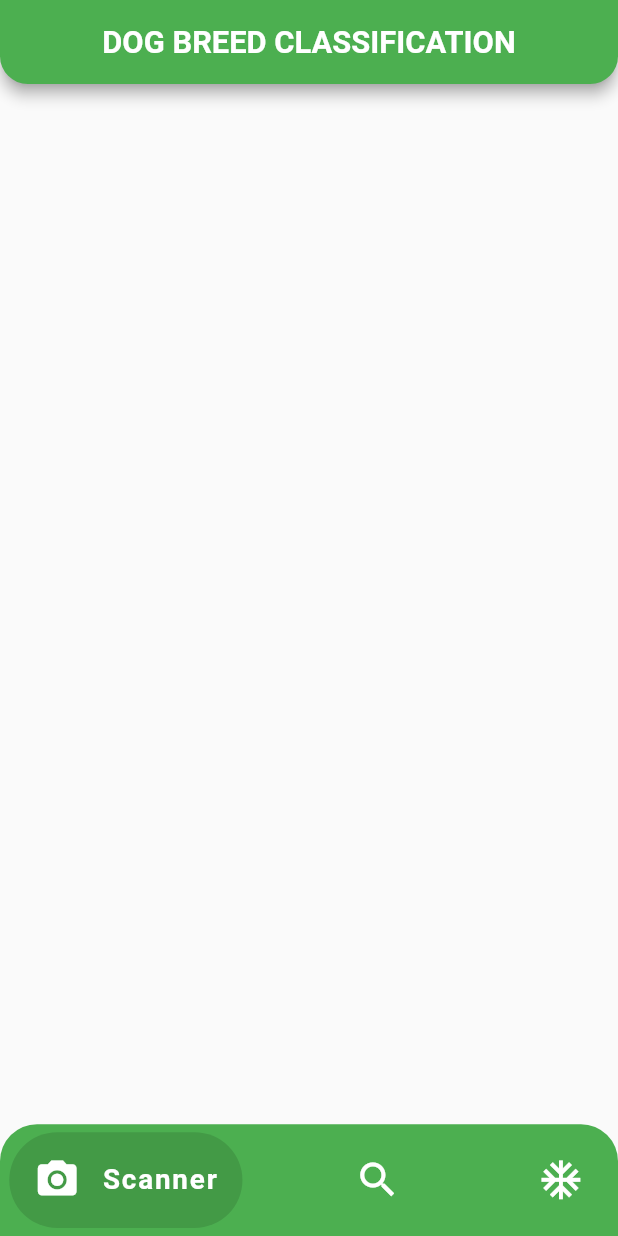
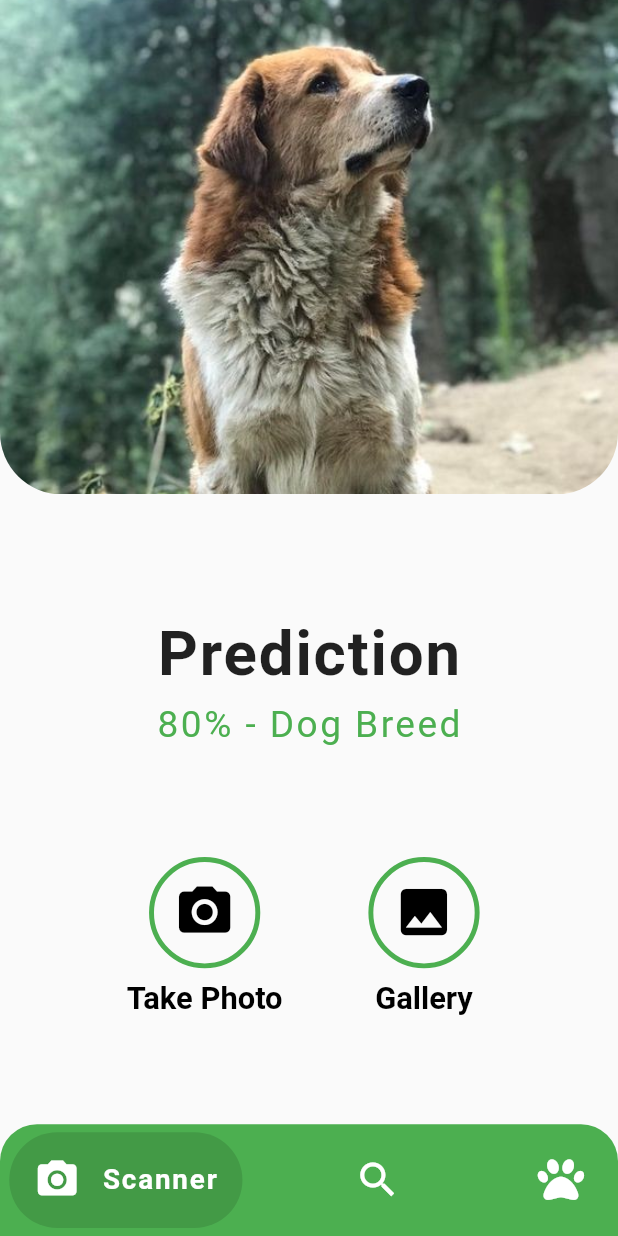
Before and after one commit to thisiskritartha/Dog-Breed-Classification, a Flutter app: the screen it shows after launch, on a phone screen of 412 x 824 dp. Run offline on Flutter 3.47's test engine with Material 2 defaults, Android fonts, the light colour scheme and no system bars; drawn by our look-alikes of google_nav_bar; our stand-ins replace font_awesome_flutter, get, image_picker.

Commit message:
'Project UI Updated'

```diff
--- a/lib/main.dart
+++ b/lib/main.dart
@@ -1,4 +1,5 @@
 import 'package:dog_breed_classification/views/homepage_view.dart';
+import 'package:dog_breed_classification/views/scanner_view.dart';
 import 'package:dog_breed_classification/views/welcome_view.dart';
 import 'package:flutter/material.dart';
 import 'package:get/get.dart';
@@ -21,6 +22,7 @@ class myApp extends StatelessWidget {
       home: HomepageView(),
       getPages: [
         GetPage(name: '/welcome_view', page: () => WelcomeView()),
+        GetPage(name: '/scanner_view', page: () => ScannerView()),
       ],
     );
   }
--- a/lib/views/homepage_view.dart
+++ b/lib/views/homepage_view.dart
@@ -1,6 +1,11 @@
+import 'package:dog_breed_classification/views/about_this_app_view.dart';
 import 'package:flutter/material.dart';
 import 'package:google_nav_bar/google_nav_bar.dart';
 import 'package:dog_breed_classification/extension/extension.dart';
+import 'available_breeds_view.dart';
+import 'scanner_view.dart';
+import 'package:get/get.dart';
+import 'package:font_awesome_flutter/font_awesome_flutter.dart';
 
 class HomepageView extends StatefulWidget {
   const HomepageView({Key? key}) : super(key: key);
@@ -10,28 +15,37 @@ class HomepageView extends StatefulWidget {
 }
 
 class _HomepageViewState extends State<HomepageView> {
-  late int currentIndex;
+  int currentIndex = 0;
 
   @override
   Widget build(BuildContext context) {
+    Size size = MediaQuery.of(context).size;
+    final List<Widget> pages = [
+      ScannerView(),
+      AvailableBreedsView(),
+      AboutThisApp(),
+    ];
+
     return Scaffold(
-      appBar: AppBar(
-        centerTitle: true,
-        shape: RoundedRectangleBorder(
-          borderRadius: BorderRadius.vertical(
-            bottom: Radius.circular(4.5.wp),
-          ),
-        ),
-        shadowColor: Colors.grey,
-        backgroundColor: Colors.green,
-        title: Text(
-          'DOG BREED CLASSIFICATION',
-          style: TextStyle(
-            fontWeight: FontWeight.bold,
-            fontSize: 5.0.wp,
-          ),
-        ),
-      ),
+      body: pages[currentIndex],
+      // appBar: AppBar(
+      //   centerTitle: true,
+      //   shape: RoundedRectangleBorder(
+      //     borderRadius: BorderRadius.vertical(
+      //       bottom: Radius.circular(4.5.wp),
+      //     ),
+      //   ),
+      //   shadowColor: Colors.grey,
+      //   backgroundColor: Colors.green,
+      //   title: Text(
+      //     'DOG BREED CLASSIFICATION',
+      //     style: TextStyle(
+      //       fontWeight: FontWeight.bold,
+      //       fontSize: 5.0.wp,
+      //       letterSpacing: 0.3.wp,
+      //     ),
+      //   ),
+      // ),
       bottomNavigationBar: Container(
         decoration: BoxDecoration(
           color: Colors.green,
@@ -81,7 +95,7 @@ class _HomepageViewState extends State<HomepageView> {
                 onPressed: () {},
               ),
               GButton(
-                icon: Icons.ac_unit,
+                icon: FontAwesomeIcons.paw,
                 text: 'About this App',
                 iconActiveColor: Colors.white,
                 iconColor: Colors.white,
@@ -94,6 +108,12 @@ class _HomepageViewState extends State<HomepageView> {
                 onPressed: () {},
               ),
             ],
+            selectedIndex: currentIndex,
+            onTabChange: (index) {
+              setState(() {
+                currentIndex = index;
+              });
+            },
           ),
         ),
       ),
--- /dev/null
+++ b/lib/views/scanner_view.dart
@@ -0,0 +1,186 @@
+import 'dart:io';
+import 'package:dog_breed_classification/extension/extension.dart';
+import 'package:flutter/material.dart';
+import 'package:image_picker/image_picker.dart';
+
+class ScannerView extends StatefulWidget {
+  const ScannerView({Key? key}) : super(key: key);
+
+  @override
+  State<ScannerView> createState() => _ScannerViewState();
+}
+
+class _ScannerViewState extends State<ScannerView> {
+  late ImagePicker picker;
+  File? _image;
+  String dogBreed = 'Dog Breed';
+  String dogProb = '80%';
+
+  @override
+  void initState() {
+    // TODO: implement initState
+    super.initState();
+    picker = ImagePicker();
+  }
+
+  @override
+  void dispose() {
+    super.dispose();
+  }
+
+  imageFromGallery() async {
+    final XFile? pickFile = await picker.pickImage(
+      source: ImageSource.gallery,
+      maxHeight: 300.0,
+      maxWidth: 300.0,
+    );
+    if (pickFile != null) {
+      setState(() {
+        _image = File(pickFile.path);
+      });
+    }
+  }
+
+  imageFromCamera() async {
+    final XFile? pickFile = await picker.pickImage(source: ImageSource.camera);
+    _image = File(pickFile!.path);
+    setState(() {
+      _image;
+    });
+  }
+
+  @override
+  Widget build(BuildContext context) {
+    Size size = MediaQuery.of(context).size;
+    return Stack(
+      children: [
+        Positioned(
+          height: size.height * 0.4,
+          width: size.width,
+          child: Container(
+            decoration: BoxDecoration(
+              color: Colors.transparent,
+              borderRadius: BorderRadius.only(
+                bottomLeft: Radius.circular(10.0.wp),
+                bottomRight: Radius.circular(10.0.wp),
+              ),
+              image: const DecorationImage(
+                image: AssetImage('assets/background.jpg'),
+                fit: BoxFit.cover,
+              ),
+            ),
+          ),
+        ),
+        Positioned(
+          top: size.height * 0.5,
+          height: size.height * 0.5,
+          width: size.width,
+          child: Column(
+            children: [
+              Text(
+                'Prediction',
+                style: TextStyle(
+                  fontSize: 10.0.wp,
+                  fontWeight: FontWeight.bold,
+                  letterSpacing: 0.3.wp,
+                ),
+              ),
+              SizedBox(
+                height: size.height * 0.01,
+              ),
+              Text(
+                '$dogProb - $dogBreed',
+                style: TextStyle(
+                  fontSize: 6.0.wp,
+                  color: Colors.green,
+                  letterSpacing: 0.4.wp,
+                ),
+              ),
+              SizedBox(
+                height: size.height * 0.09,
+              ),
+              Row(
+                mainAxisAlignment: MainAxisAlignment.center,
+                children: [
+                  Column(
+                    children: [
+                      OutlinedButton(
+                        onPressed: () {
+                          imageFromCamera();
+                        },
+                        style: OutlinedButton.styleFrom(
+                          shape: const CircleBorder(),
+                          side: BorderSide(
+                            color: Colors.green,
+                            width: 0.8.wp,
+                          ),
+                        ),
+                        child: Padding(
+                          padding: EdgeInsets.all(4.0.wp),
+                          child: Icon(
+                            Icons.camera_alt,
+                            size: 10.0.wp,
+                            color: Colors.black,
+                          ),
+                        ),
+                      ),
+                      Padding(
+                        padding: EdgeInsets.all(2.0.wp),
+                        child: Text(
+                          'Take Photo',
+                          style: TextStyle(
+                            fontSize: 5.0.wp,
+                            fontWeight: FontWeight.bold,
+                            color: Colors.black,
+                          ),
+                        ),
+                      ),
+                    ],
+                  ),
+                  SizedBox(
+                    width: size.width * 0.08,
+                  ),
+                  Column(
+                    children: [
+                      OutlinedButton(
+                        onPressed: () {
+                          imageFromGallery();
+                        },
+                        style: OutlinedButton.styleFrom(
+                          shape: const CircleBorder(),
+                          side: BorderSide(
+                            color: Colors.green,
+                            width: 0.8.wp,
+                          ),
+                        ),
+                        child: Padding(
+                          padding: EdgeInsets.all(4.0.wp),
+                          child: Icon(
+                            Icons.image,
+                            size: 10.0.wp,
+                            color: Colors.black,
+                          ),
+                        ),
+                      ),
+                      Padding(
+                        padding: EdgeInsets.all(2.0.wp),
+                        child: Text(
+                          'Gallery',
+                          style: TextStyle(
+                            fontSize: 5.0.wp,
+                            fontWeight: FontWeight.bold,
+                            color: Colors.black,
+                          ),
+                        ),
+                      ),
+                    ],
+                  ),
+                ],
+              )
+            ],
+          ),
+        ),
+      ],
+    );
+  }
+}
--- a/pubspec.yaml
+++ b/pubspec.yaml
@@ -39,6 +39,7 @@ dependencies:
   google_nav_bar: ^5.0.6
   camera: ^0.10.5
   image_picker: ^0.8.7+4
+  font_awesome_flutter: ^10.4.0
 
 dev_dependencies:
   flutter_test:
@@ -63,8 +64,8 @@ flutter:
   uses-material-design: true
 
   # To add assets to your application, add an assets section, like this:
-  # assets:
-  #   - images/a_dot_burr.jpeg
+  assets:
+    - assets/
   #   - images/a_dot_ham.jpeg
 
   # An image asset can refer to one or more resolution-specific "variants", see
```
Also changed, not shown: lib/extension/available_breeds.dart (added, +72 -0 lines), lib/views/about_this_app_view.dart (added, +15 -0 lines), lib/views/available_breeds_view.dart (added, +110 -0 lines), assets/background.jpg (added), pubspec.lock.
